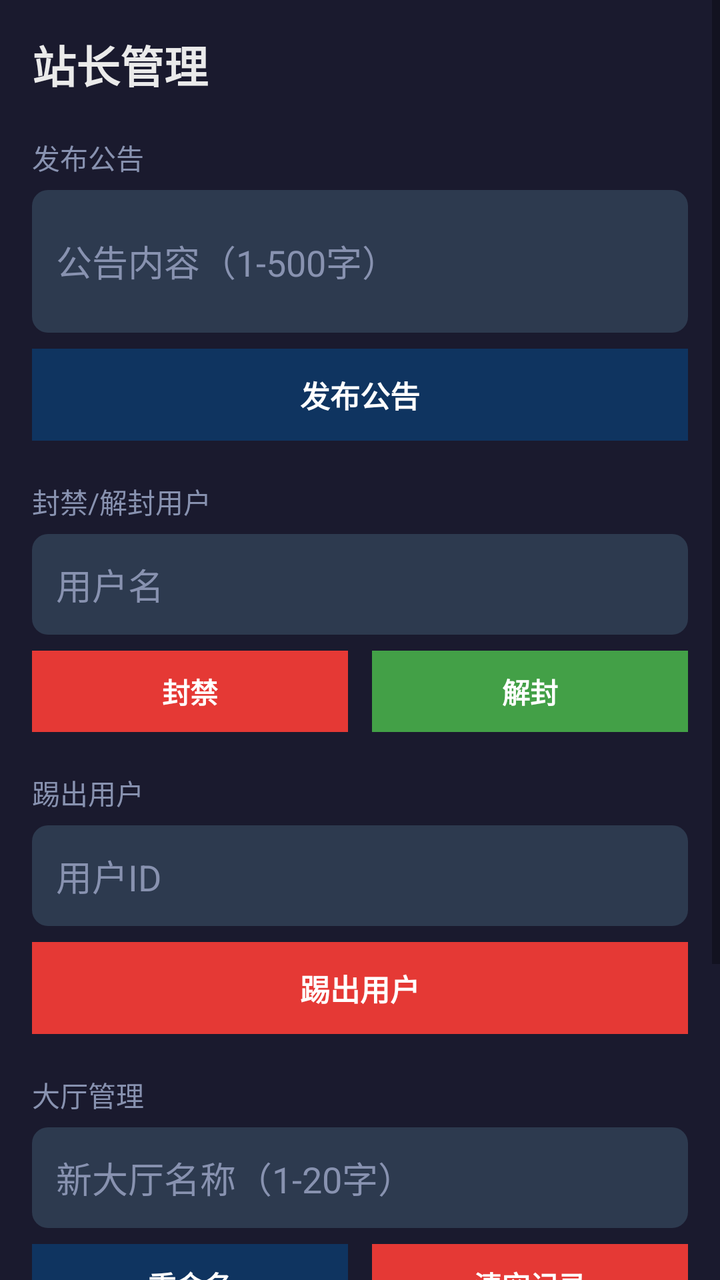
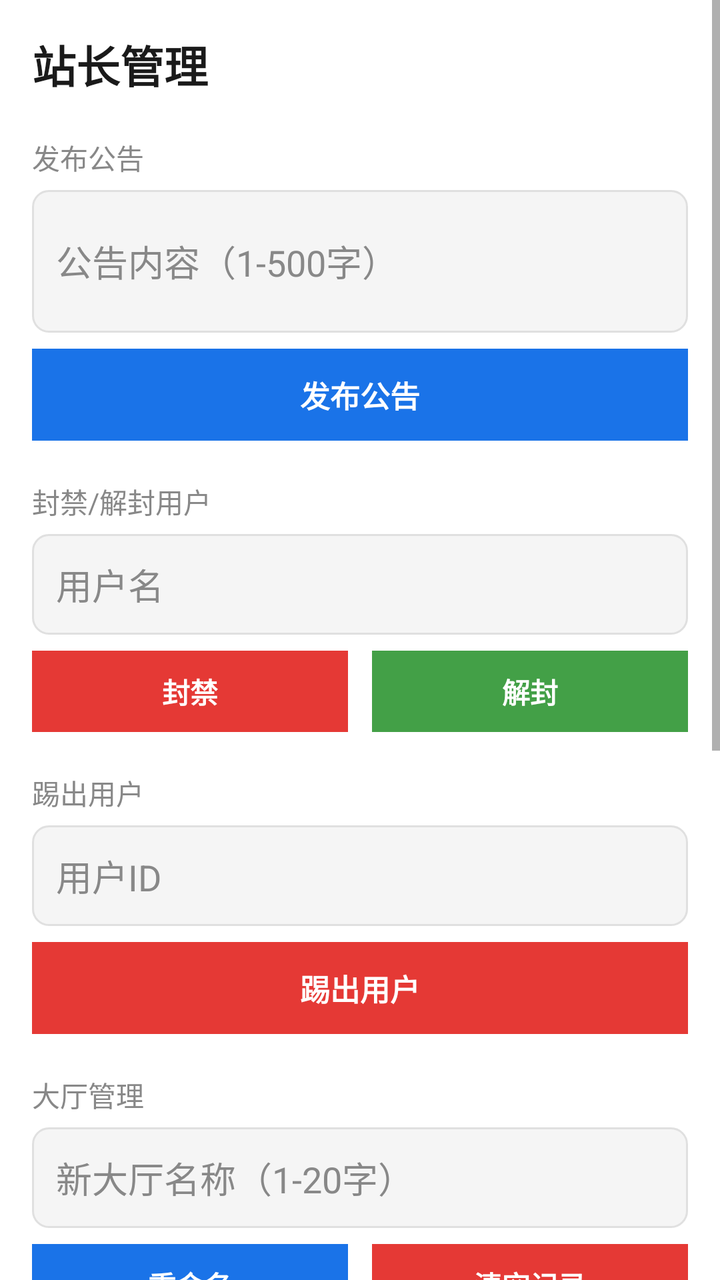

Before-and-after screenshots of an Android layout around one commit, followed by the original layout XML and the change that was made.
<!-- AndroidManifest.xml: application theme Theme.ChatApp -->
<!-- res/layout/activity_admin.xml -->
<?xml version="1.0" encoding="utf-8"?>
<ScrollView xmlns:android="http://schemas.android.com/apk/res/android"
    android:layout_width="match_parent"
    android:layout_height="match_parent"
    android:background="@color/bg_dark">

    <LinearLayout
        android:layout_width="match_parent"
        android:layout_height="wrap_content"
        android:orientation="vertical"
        android:padding="16dp">

        
        <TextView
            android:layout_width="match_parent"
            android:layout_height="wrap_content"
            android:text="站长管理"
            android:textSize="22sp"
            android:textStyle="bold"
            android:textColor="@color/text_primary"
            android:layout_marginBottom="20dp" />

        
        <TextView
            android:layout_width="wrap_content"
            android:layout_height="wrap_content"
            android:text="发布公告"
            android:textSize="14sp"
            android:textColor="@color/text_secondary"
            android:layout_marginBottom="6dp" />
        <EditText
            android:id="@+id/et_announce"
            android:layout_width="match_parent"
            android:layout_height="wrap_content"
            android:hint="公告内容（1-500字）"
            android:textColorHint="@color/text_secondary"
            android:textColor="@color/text_primary"
            android:background="@drawable/bg_input"
            android:padding="12dp"
            android:maxLength="500"
            android:inputType="textMultiLine"
            android:minLines="2"
            android:layout_marginBottom="8dp" />
        <TextView
            android:id="@+id/btn_announce"
            android:layout_width="match_parent"
            android:layout_height="wrap_content"
            android:text="发布公告"
            android:textSize="15sp"
            android:textStyle="bold"
            android:textColor="@color/white"
            android:background="@color/accent"
            android:gravity="center"
            android:padding="12dp"
            android:layout_marginBottom="20dp" />

        
        <TextView
            android:layout_width="wrap_content"
            android:layout_height="wrap_content"
            android:text="封禁/解封用户"
            android:textSize="14sp"
            android:textColor="@color/text_secondary"
            android:layout_marginBottom="6dp" />
        <EditText
            android:id="@+id/et_ban_username"
            android:layout_width="match_parent"
            android:layout_height="wrap_content"
            android:hint="用户名"
            android:textColorHint="@color/text_secondary"
            android:textColor="@color/text_primary"
            android:background="@drawable/bg_input"
            android:padding="12dp"
            android:layout_marginBottom="8dp" />
        <LinearLayout
            android:layout_width="match_parent"
            android:layout_height="wrap_content"
            android:orientation="horizontal"
            android:layout_marginBottom="20dp">
            <TextView
                android:id="@+id/btn_ban"
                android:layout_width="0dp"
                android:layout_height="wrap_content"
                android:layout_weight="1"
                android:text="封禁"
                android:textSize="14sp"
                android:textStyle="bold"
                android:textColor="@color/white"
                android:background="#FFE53935"
                android:gravity="center"
                android:padding="10dp"
                android:layout_marginEnd="6dp" />
            <TextView
                android:id="@+id/btn_unban"
                android:layout_width="0dp"
                android:layout_height="wrap_content"
                android:layout_weight="1"
                android:text="解封"
                android:textSize="14sp"
                android:textStyle="bold"
                android:textColor="@color/white"
                android:background="#FF43A047"
                android:gravity="center"
                android:padding="10dp"
                android:layout_marginStart="6dp" />
        </LinearLayout>

        
        <TextView
            android:layout_width="wrap_content"
            android:layout_height="wrap_content"
            android:text="踢出用户"
            android:textSize="14sp"
            android:textColor="@color/text_secondary"
            android:layout_marginBottom="6dp" />
        <EditText
            android:id="@+id/et_kick_userid"
            android:layout_width="match_parent"
            android:layout_height="wrap_content"
            android:hint="用户ID"
            android:textColorHint="@color/text_secondary"
            android:textColor="@color/text_primary"
            android:background="@drawable/bg_input"
            android:padding="12dp"
            android:layout_marginBottom="8dp" />
        <TextView
            android:id="@+id/btn_kick"
            android:layout_width="match_parent"
            android:layout_height="wrap_content"
            android:text="踢出用户"
            android:textSize="15sp"
            android:textStyle="bold"
            android:textColor="@color/white"
            android:background="#FFE53935"
            android:gravity="center"
            android:padding="12dp"
            android:layout_marginBottom="20dp" />

        
        <TextView
            android:layout_width="wrap_content"
            android:layout_height="wrap_content"
            android:text="大厅管理"
            android:textSize="14sp"
            android:textColor="@color/text_secondary"
            android:layout_marginBottom="6dp" />
        <EditText
            android:id="@+id/et_hall_name"
            android:layout_width="match_parent"
            android:layout_height="wrap_content"
            android:hint="新大厅名称（1-20字）"
            android:textColorHint="@color/text_secondary"
            android:textColor="@color/text_primary"
            android:background="@drawable/bg_input"
            android:padding="12dp"
            android:maxLength="20"
            android:layout_marginBottom="8dp" />
        <LinearLayout
            android:layout_width="match_parent"
            android:layout_height="wrap_content"
            android:orientation="horizontal"
            android:layout_marginBottom="20dp">
            <TextView
                android:id="@+id/btn_rename_hall"
                android:layout_width="0dp"
                android:layout_height="wrap_content"
                android:layout_weight="1"
                android:text="重命名"
                android:textSize="14sp"
                android:textStyle="bold"
                android:textColor="@color/white"
                android:background="@color/accent"
                android:gravity="center"
                android:padding="10dp"
                android:layout_marginEnd="6dp" />
            <TextView
                android:id="@+id/btn_clear_hall"
                android:layout_width="0dp"
                android:layout_height="wrap_content"
                android:layout_weight="1"
                android:text="清空记录"
                android:textSize="14sp"
                android:textStyle="bold"
                android:textColor="@color/white"
                android:background="#FFE53935"
                android:gravity="center"
                android:padding="10dp"
                android:layout_marginStart="6dp" />
        </LinearLayout>

        
        <TextView
            android:layout_width="wrap_content"
            android:layout_height="wrap_content"
            android:text="在线人数上限"
            android:textSize="14sp"
            android:textColor="@color/text_secondary"
            android:layout_marginBottom="6dp" />
        <EditText
            android:id="@+id/et_max_online"
            android:layout_width="match_parent"
            android:layout_height="wrap_content"
            android:hint="最大在线人数"
            android:textColorHint="@color/text_secondary"
            android:textColor="@color/text_primary"
            android:background="@drawable/bg_input"
            android:padding="12dp"
            android:inputType="number"
            android:layout_marginBottom="8dp" />
        <TextView
            android:id="@+id/btn_set_max"
            android:layout_width="match_parent"
            android:layout_height="wrap_content"
            android:text="设置上限"
            android:textSize="15sp"
            android:textStyle="bold"
            android:textColor="@color/white"
            android:background="@color/accent"
            android:gravity="center"
            android:padding="12dp"
            android:layout_marginBottom="20dp" />

    </LinearLayout>
</ScrollView>
<!-- resources referenced by this layout -->
<resources>
  <color name="accent">#FF0F3460</color>
  <color name="bg_dark">#FF1A1A2E</color>
  <color name="text_primary">#FFEAEAEA</color>
  <color name="text_secondary">#FF8892B0</color>
  <color name="white">#FFFFFFFF</color>
  <!-- drawable bg_input (drawable) -->
  <?xml version="1.0" encoding="utf-8"?>
  
  <shape xmlns:android="http://schemas.android.com/apk/res/android"
      android:shape="rectangle">
      <solid android:color="#FF2D3A4F" />
      <corners android:radius="8dp" />
  </shape>
  <style name="Theme.ChatApp" parent="Theme.MaterialComponents.DayNight.NoActionBar">
          <item name="colorPrimary">@color/accent</item>
          <item name="colorPrimaryVariant">@color/accent</item>
          <item name="colorOnPrimary">@color/white</item>
          <item name="android:statusBarColor">@color/bg_dark</item>
          <item name="android:windowBackground">@color/bg_dark</item>
          <item name="alertDialogTheme">@style/RoundedAlertDialog</item>
      </style>
  <style name="RoundedAlertDialog" parent="Theme.MaterialComponents.DayNight.Dialog.Alert">
          <item name="android:windowBackground">@drawable/bg_dialog_rounded</item>
          <item name="colorPrimary">@color/accent</item>
          <item name="android:textColorPrimary">@color/text_primary</item>
          <item name="android:textColorSecondary">@color/text_secondary</item>
      </style>
  <!-- drawable bg_dialog_rounded (drawable) -->
  <?xml version="1.0" encoding="utf-8"?>
  <shape xmlns:android="http://schemas.android.com/apk/res/android"
      android:shape="rectangle">
      <solid android:color="@color/bg_card" />
      <corners android:radius="16dp" />
  </shape>
  <color name="bg_card">#FF16213E</color>
</resources>

<!-- the commit's change to res/layout/activity_admin.xml (unified diff, before → after) -->
@@ -220,5 +220,59 @@
             android:padding="12dp"
             android:layout_marginBottom="20dp" />
 
+        
+        <TextView
+            android:id="@+id/btn_user_list"
+            android:layout_width="match_parent"
+            android:layout_height="wrap_content"
+            android:text="查看用户列表"
+            android:textSize="15sp"
+            android:textStyle="bold"
+            android:textColor="@color/white"
+            android:background="@color/accent"
+            android:gravity="center"
+            android:padding="12dp"
+            android:layout_marginBottom="8dp" />
+
+        <androidx.recyclerview.widget.RecyclerView
+            android:id="@+id/rv_users"
+            android:layout_width="match_parent"
+            android:layout_height="wrap_content"
+            android:layout_marginBottom="16dp"
+            android:background="@color/white" />
+
+        
+        <TextView
+            android:layout_width="wrap_content"
+            android:layout_height="wrap_content"
+            android:text="批量发消息（所有在线用户）"
+            android:textSize="14sp"
+            android:textColor="@color/text_secondary"
+            android:layout_marginBottom="6dp" />
+        <EditText
+            android:id="@+id/et_broadcast"
+            android:layout_width="match_parent"
+            android:layout_height="wrap_content"
+            android:hint="消息内容"
+            android:textColorHint="@color/text_secondary"
+            android:textColor="@color/text_primary"
+            android:background="@drawable/bg_input"
+            android:padding="12dp"
+            android:inputType="textMultiLine"
+            android:minLines="2"
+            android:layout_marginBottom="8dp" />
+        <TextView
+            android:id="@+id/btn_broadcast"
+            android:layout_width="match_parent"
+            android:layout_height="wrap_content"
+            android:text="批量发送"
+            android:textSize="15sp"
+            android:textStyle="bold"
+            android:textColor="@color/white"
+            android:background="@color/accent"
+            android:gravity="center"
+            android:padding="12dp"
+            android:layout_marginBottom="20dp" />
+
     </LinearLayout>
 </ScrollView>
<!-- resource entries referenced after the edit -->
@@ -1,27 +1,28 @@
 <!-- resources referenced by this layout -->
 <resources>
-  <color name="accent">#FF0F3460</color>
-  <color name="bg_dark">#FF1A1A2E</color>
-  <color name="text_primary">#FFEAEAEA</color>
-  <color name="text_secondary">#FF8892B0</color>
+  <color name="accent">#FF1A73E8</color>
+  <color name="bg_dark">#FFFFFFFF</color>
+  <color name="text_primary">#FF1A1A1A</color>
+  <color name="text_secondary">#FF888888</color>
   <color name="white">#FFFFFFFF</color>
   <!-- drawable bg_input (drawable) -->
   <?xml version="1.0" encoding="utf-8"?>
-  
   <shape xmlns:android="http://schemas.android.com/apk/res/android"
       android:shape="rectangle">
-      <solid android:color="#FF2D3A4F" />
+      <solid android:color="#F5F5F5" />
       <corners android:radius="8dp" />
+      <stroke android:width="1dp" android:color="#E0E0E0" />
   </shape>
-  <style name="Theme.ChatApp" parent="Theme.MaterialComponents.DayNight.NoActionBar">
+  <style name="Theme.ChatApp" parent="Theme.MaterialComponents.Light.NoActionBar">
           <item name="colorPrimary">@color/accent</item>
           <item name="colorPrimaryVariant">@color/accent</item>
           <item name="colorOnPrimary">@color/white</item>
-          <item name="android:statusBarColor">@color/bg_dark</item>
-          <item name="android:windowBackground">@color/bg_dark</item>
+          <item name="android:statusBarColor">@color/white</item>
+          <item name="android:windowLightStatusBar">true</item>
+          <item name="android:windowBackground">@color/white</item>
           <item name="alertDialogTheme">@style/RoundedAlertDialog</item>
       </style>
-  <style name="RoundedAlertDialog" parent="Theme.MaterialComponents.DayNight.Dialog.Alert">
+  <style name="RoundedAlertDialog" parent="Theme.MaterialComponents.Light.Dialog.Alert">
           <item name="android:windowBackground">@drawable/bg_dialog_rounded</item>
           <item name="colorPrimary">@color/accent</item>
           <item name="android:textColorPrimary">@color/text_primary</item>
@@ -31,9 +32,8 @@
   <?xml version="1.0" encoding="utf-8"?>
   <shape xmlns:android="http://schemas.android.com/apk/res/android"
       android:shape="rectangle">
-      <solid android:color="@color/bg_card" />
+      <solid android:color="@color/white" />
       <corners android:radius="16dp" />
   </shape>
-  <color name="bg_card">#FF16213E</color>
 </resources>
 
